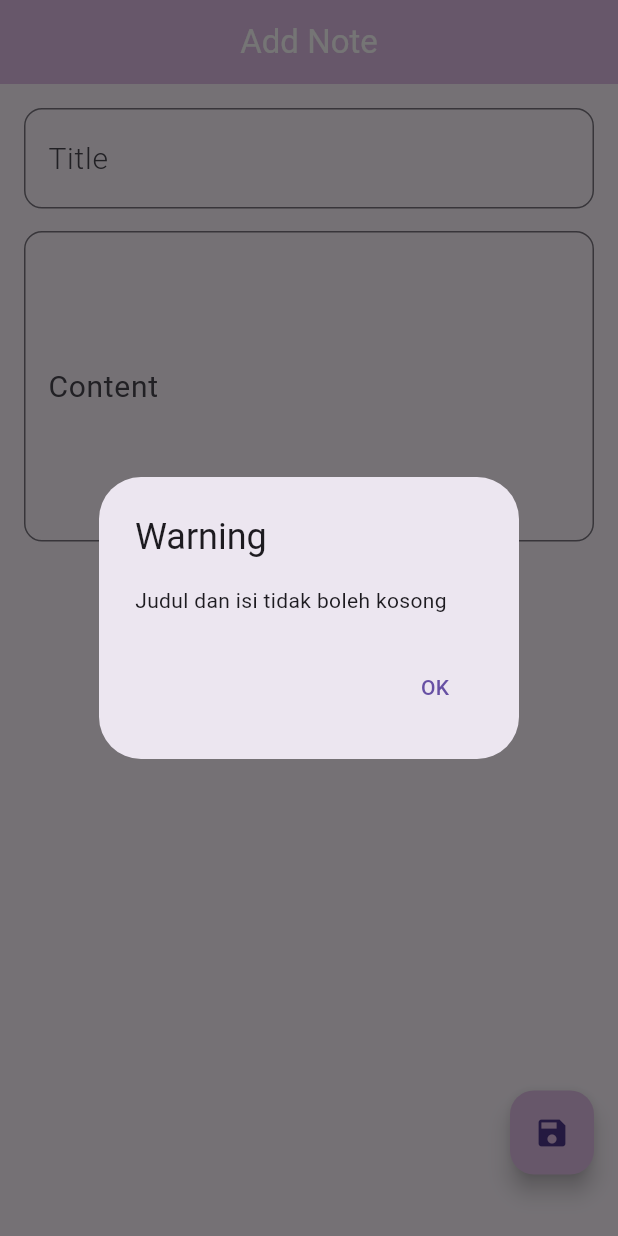
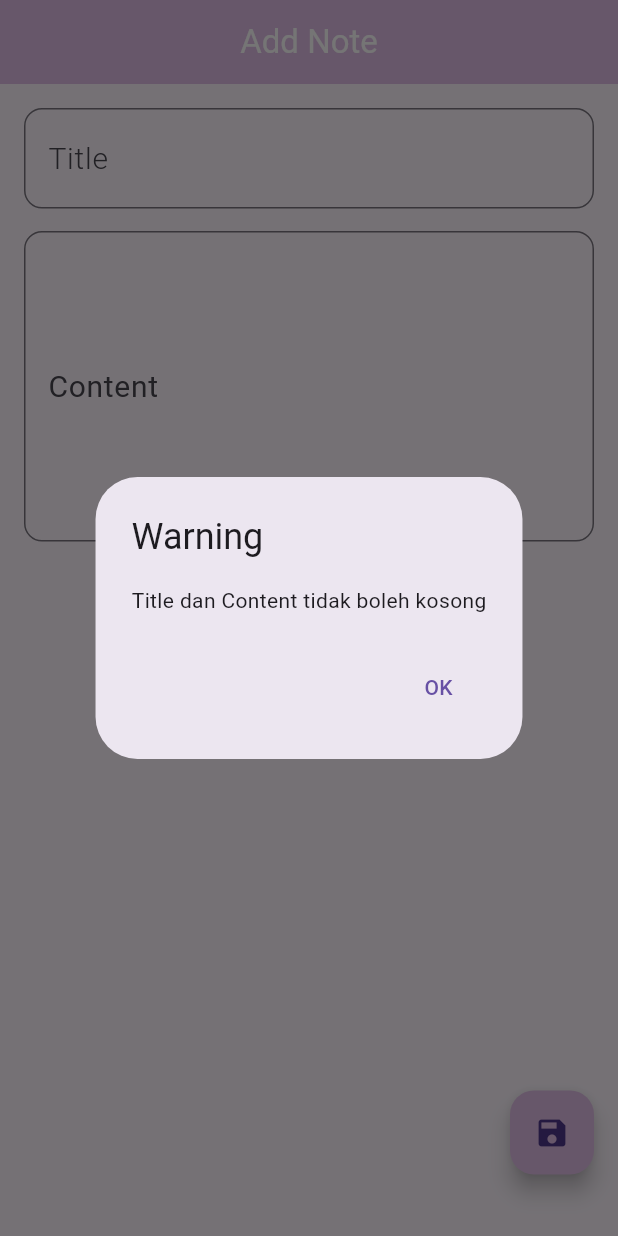
Before and after one commit to salitsamyl/notes_app, a Flutter app: the screen it shows after launch, after a tap on the "save" icon, on a phone screen of 412 x 824 dp. Run offline on Flutter 3.47's test engine with Material 3 defaults, Android fonts, the phone set to English and light mode, and no system bars; our stand-ins replace shared_preferences.

Commit message:
memperbarui pesan alert

```diff
--- a/lib/screen/addnote.dart
+++ b/lib/screen/addnote.dart
@@ -40,7 +40,7 @@ class _AddNotePageState extends State<AddNotePage> {
 
     // validasi
     if (title.isEmpty || content.isEmpty) {
-      _showAlert('Warning', 'Judul dan isi tidak boleh kosong');
+      _showAlert('Warning', 'Title dan Content tidak boleh kosong');
       return;
     }
 
```
